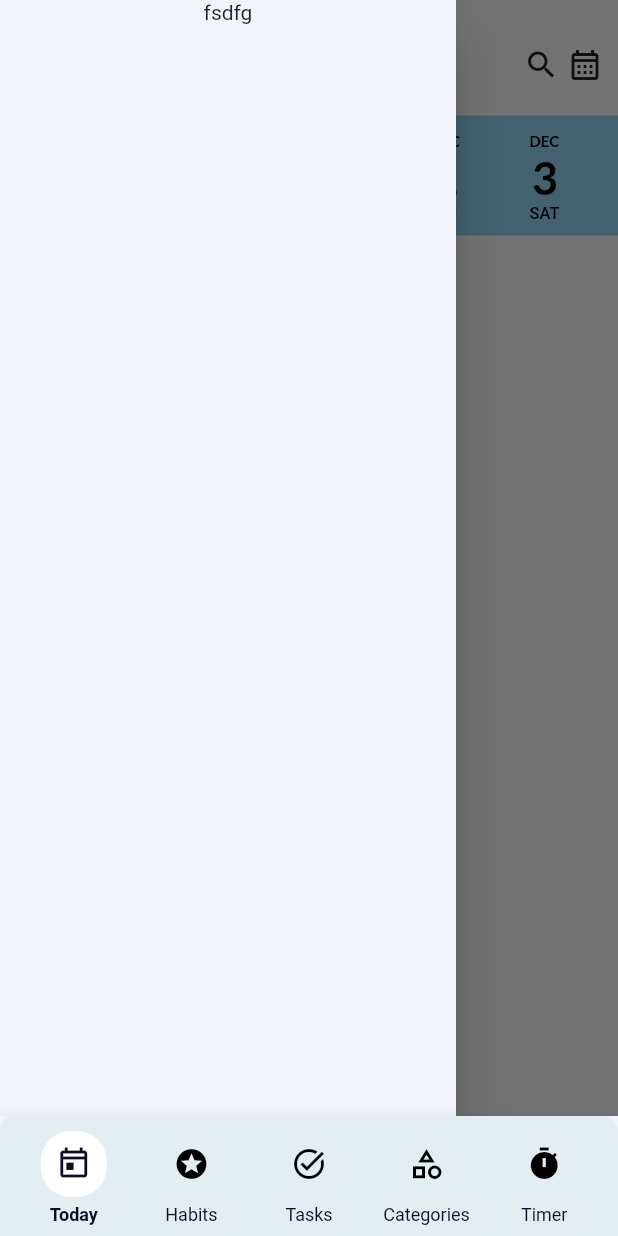
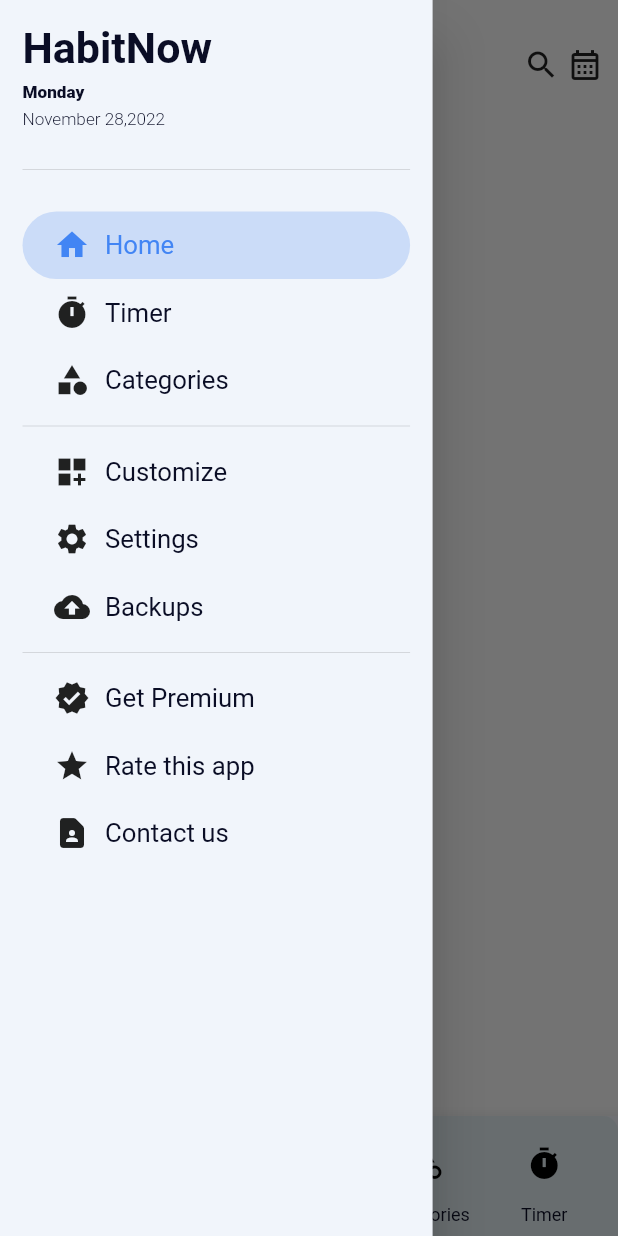
Before and after one commit to shubham0302/habit-app, a Flutter app: the MainScreen screen opened by its route, with the side drawer open, on a phone screen of 412 x 824 dp. Run offline on Flutter 3.47's test engine with Material 2 defaults, Android fonts, the phone set to English and light mode, and no system bars; drawn by our look-alikes of date_picker_timeline; our stand-ins replace get, google_fonts.

Commit message:
le drawer

```diff
--- /dev/null
+++ b/lib/screens/drawer.dart
@@ -0,0 +1,306 @@
+import 'package:flutter/material.dart';
+import 'package:habbit_app/widgets/sized_box.dart';
+import 'package:habbit_app/widgets/text_widget/heading_text.dart';
+import 'package:habbit_app/widgets/text_widget/label_text.dart';
+
+import '../widgets/text_widget/main_label_text.dart';
+
+class Drawerr extends StatelessWidget {
+  const Drawerr({Key? key}) : super(key: key);
+
+  @override
+  Widget build(BuildContext context) {
+    ThemeData color = Theme.of(context);
+
+    return Drawer(
+      width: MediaQuery.of(context).size.width * .7,
+      backgroundColor: color.backgroundColor,
+      child: Padding(
+        padding: const EdgeInsets.all(15.0),
+        child: Column(
+          crossAxisAlignment: CrossAxisAlignment.start,
+          children: [
+            const HeadingText(text: 'HabitNow'),
+            SH.small(),
+            const LabelText(text: 'Monday'),
+            SH.small(),
+            const LabelText(
+              text: 'November 28,2022',
+              isNormal: true,
+            ),
+            SH.large(),
+            const Divider(),
+            SH.large(),
+            InkWell(
+              onTap: () {},
+              customBorder: RoundedRectangleBorder(
+                borderRadius: BorderRadius.circular(21),
+              ),
+              splashColor: color.hoverColor,
+              child: Container(
+                height: 45,
+                padding: const EdgeInsets.only(left: 21),
+                alignment: Alignment.centerLeft,
+                width: double.infinity,
+                decoration: BoxDecoration(
+                    color: color.indicatorColor,
+                    borderRadius: BorderRadius.circular(25)),
+                child: Row(
+                  children: [
+                    Icon(
+                      Icons.home,
+                      color: color.hoverColor,
+                    ),
+                    SW.medium(),
+                    MainLabelText(
+                      text: 'Home',
+                      color: color.hoverColor,
+                    ),
+                  ],
+                ),
+              ),
+            ),
+            InkWell(
+              onTap: () {},
+              customBorder: RoundedRectangleBorder(
+                borderRadius: BorderRadius.circular(21),
+              ),
+              splashColor: color.hoverColor,
+              child: Container(
+                height: 45,
+                padding: const EdgeInsets.only(left: 21),
+                alignment: Alignment.centerLeft,
+                width: double.infinity,
+                decoration: BoxDecoration(
+                    // color: color.indicatorColor,
+                    borderRadius: BorderRadius.circular(25)),
+                child: Row(
+                  children: [
+                    Icon(
+                      Icons.timer,
+                      // color: color.hoverColor,
+                    ),
+                    SW.medium(),
+                    MainLabelText(
+                      text: 'Timer',
+                      // color: color.hoverColor,
+                    ),
+                  ],
+                ),
+              ),
+            ),
+            InkWell(
+              onTap: () {},
+              customBorder: RoundedRectangleBorder(
+                borderRadius: BorderRadius.circular(21),
+              ),
+              splashColor: color.hoverColor,
+              child: Container(
+                height: 45,
+                padding: const EdgeInsets.only(left: 21),
+                alignment: Alignment.centerLeft,
+                width: double.infinity,
+                decoration: BoxDecoration(
+                    // color: color.indicatorColor,
+                    borderRadius: BorderRadius.circular(25)),
+                child: Row(
+                  children: [
+                    Icon(
+                      Icons.category,
+                      // color: color.hoverColor,
+                    ),
+                    SW.medium(),
+                    MainLabelText(
+                      text: 'Categories',
+                      // color: color.hoverColor,
+                    ),
+                  ],
+                ),
+              ),
+            ),
+            // SH.large(),
+            const Divider(),
+            // SH.large(),
+            InkWell(
+              customBorder: RoundedRectangleBorder(
+                borderRadius: BorderRadius.circular(21),
+              ),
+              splashColor: color.hoverColor,
+              onTap: () {},
+              child: Container(
+                height: 45,
+                padding: const EdgeInsets.only(left: 21),
+                alignment: Alignment.centerLeft,
+                width: double.infinity,
+                decoration: BoxDecoration(
+                    // color: color.indicatorColor,
+                    borderRadius: BorderRadius.circular(25)),
+                child: Row(
+                  children: [
+                    Icon(
+                      Icons.dashboard_customize,
+                      // color: color.hoverColor,
+                    ),
+                    SW.medium(),
+                    MainLabelText(
+                      text: 'Customize',
+                      // color: color.hoverColor,
+                    ),
+                  ],
+                ),
+              ),
+            ),
+            InkWell(
+              customBorder: RoundedRectangleBorder(
+                borderRadius: BorderRadius.circular(21),
+              ),
+              onTap: () {},
+              splashColor: color.hoverColor,
+              child: Container(
+                height: 45,
+                padding: const EdgeInsets.only(left: 21),
+                alignment: Alignment.centerLeft,
+                width: double.infinity,
+                decoration: BoxDecoration(
+                    // color: color.indicatorColor,
+                    borderRadius: BorderRadius.circular(25)),
+                child: Row(
+                  children: [
+                    Icon(
+                      Icons.settings,
+                      // color: color.hoverColor,
+                    ),
+                    SW.medium(),
+                    MainLabelText(
+                      text: 'Settings',
+                      // color: color.hoverColor,
+                    ),
+                  ],
+                ),
+              ),
+            ),
+            InkWell(
+              customBorder: RoundedRectangleBorder(
+                borderRadius: BorderRadius.circular(21),
+              ),
+              onTap: () {},
+              splashColor: color.hoverColor,
+              child: Container(
+                height: 45,
+                padding: const EdgeInsets.only(left: 21),
+                alignment: Alignment.centerLeft,
+                width: double.infinity,
+                decoration: BoxDecoration(
+                    // color: color.indicatorColor,
+                    borderRadius: BorderRadius.circular(25)),
+                child: Row(
+                  children: [
+                    Icon(
+                      Icons.backup,
+                      // color: color.hoverColor,
+                    ),
+                    SW.medium(),
+                    MainLabelText(
+                      text: 'Backups',
+                      // color: color.hoverColor,
+                    ),
+                  ],
+                ),
+              ),
+            ),
+            // SH.large(),
+            const Divider(),
+            // SH.large(),
+            InkWell(
+              customBorder: RoundedRectangleBorder(
+                borderRadius: BorderRadius.circular(21),
+              ),
+              onTap: () {},
+              splashColor: color.hoverColor,
+              child: Container(
+                height: 45,
+                padding: const EdgeInsets.only(left: 21),
+                alignment: Alignment.centerLeft,
+                width: double.infinity,
+                decoration: BoxDecoration(
+                    // color: color.indicatorColor,
+                    borderRadius: BorderRadius.circular(25)),
+                child: Row(
+                  children: [
+                    Icon(
+                      Icons.verified,
+                      // color: color.hoverColor,
+                    ),
+                    SW.medium(),
+                    MainLabelText(
+                      text: 'Get Premium',
+                      // color: color.hoverColor,
+                    ),
+                  ],
+                ),
+              ),
+            ),
+            InkWell(
+              customBorder: RoundedRectangleBorder(
+                borderRadius: BorderRadius.circular(21),
+              ),
+              onTap: () {},
+              splashColor: color.hoverColor,
+              child: Container(
+                height: 45,
+                padding: const EdgeInsets.only(left: 21),
+                alignment: Alignment.centerLeft,
+                width: double.infinity,
+                decoration: BoxDecoration(
+                    // color: color.indicatorColor,
+                    borderRadius: BorderRadius.circular(25)),
+                child: Row(
+                  children: [
+                    Icon(
+                      Icons.star,
+                      // color: color.hoverColor,
+                    ),
+                    SW.medium(),
+                    MainLabelText(
+                      text: 'Rate this app',
+                      // color: color.hoverColor,
+                    ),
+                  ],
+                ),
+              ),
+            ),
+            InkWell(
+              customBorder: RoundedRectangleBorder(
+                borderRadius: BorderRadius.circular(21),
+              ),
+              splashColor: color.hoverColor,
+              onTap: () {},
+              child: Container(
+                height: 45,
+                padding: const EdgeInsets.only(left: 21),
+                alignment: Alignment.centerLeft,
+                width: double.infinity,
+                decoration: BoxDecoration(
+                    // color: color.indicatorColor,
+                    borderRadius: BorderRadius.circular(25)),
+                child: Row(
+                  children: [
+                    Icon(
+                      Icons.contact_page_rounded,
+                      // color: color.hoverColor,
+                    ),
+                    SW.medium(),
+                    MainLabelText(
+                      text: 'Contact us',
+                      // color: color.hoverColor,
+                    ),
+                  ],
+                ),
+              ),
+            ),
+          ],
+        ),
+      ),
+    );
+  }
+}
--- a/lib/screens/home_screen.dart
+++ b/lib/screens/home_screen.dart
@@ -18,12 +18,6 @@
   Widget build(BuildContext context) {
     ThemeData color = Theme.of(context);
     return Scaffold(
-        drawer: Drawer(
-          backgroundColor: color.backgroundColor,
-          child: Column(
-            children: [Text("fsdfg")],
-          ),
-        ),
         body: SafeArea(
       child: Padding(
         padding: const EdgeInsets.all(0.0),
@@ -36,52 +30,55 @@
               children: [
                 Row(
                   children: [
-                        InkWell(
-                          onTap: () {
-                            Scaffold.of(context).openDrawer();
-                          },
-                          child: Icon(
+                    GestureDetector(
+                      onTap: () => Scaffold.of(context).openDrawer(),
+                      // print('asd');
+
+                      child: const Icon(
                         Icons.format_list_bulleted_outlined,
                         color: Colors.black,
                       ),
                     ),
                     SW.small(),
-                        TitleText(text: "Today")
+                    const TitleText(text: "Today")
                   ],
                 ),
-                    Row(
+                GestureDetector(
+                  onTap: (() => Scaffold.of(context).openDrawer()),
+                  child: Row(
                     mainAxisAlignment: MainAxisAlignment.spaceBetween,
                     children: [
                       const Icon(Icons.search),
                       SW.small(),
                       const Icon(Icons.calendar_month_outlined)
                     ],
+                  ),
                 )
               ],
             ),
           ),
           SH.medium(),
-              Container(
-                color: Color.fromARGB(255, 146, 212, 243),
-                child: DatePicker(
-                  DateTime.now(),
-                  height: 80,
-                  width: 60,
-                  initialSelectedDate: DateTime.now(),
-                  selectionColor: Colors.blue,
-                  selectedTextColor: Colors.white,
-                  dateTextStyle: GoogleFonts.lato(
-                      textStyle: TextStyle(
-                          fontSize: 30,
-                          fontWeight: FontWeight.w600,
-                          color: Colors.black)),
-                  monthTextStyle: GoogleFonts.lato(
-                      textStyle: TextStyle(
-                          fontSize: 10,
-                          fontWeight: FontWeight.w600,
-                          color: Colors.black)),
-                ),
-              )
+          // Container(
+          //   color: Color.fromARGB(255, 146, 212, 243),
+          //   child: DatePicker(
+          //     DateTime.now(),
+          //     height: 80,
+          //     width: 60,
+          //     initialSelectedDate: DateTime.now(),
+          //     selectionColor: Colors.blue,
+          //     selectedTextColor: Colors.white,
+          //     dateTextStyle: GoogleFonts.lato(
+          //         textStyle: TextStyle(
+          //             fontSize: 30,
+          //             fontWeight: FontWeight.w600,
+          //             color: Colors.black)),
+          //     monthTextStyle: GoogleFonts.lato(
+          //         textStyle: TextStyle(
+          //             fontSize: 10,
+          //             fontWeight: FontWeight.w600,
+          //             color: Colors.black)),
+          //   ),
+          // )
         ]),
       ),
     ));
--- a/lib/screens/main_screen.dart
+++ b/lib/screens/main_screen.dart
@@ -4,6 +4,7 @@
 import 'package:habbit_app/screens/home_screen.dart';
 
 import '../widgets/bottomNavBar.dart';
+import 'drawer.dart';
 
 class MainScreen extends StatelessWidget {
   HomePageController controller =
@@ -11,7 +12,11 @@
   MainScreen({Key? key}) : super(key: key);
   @override
   Widget build(BuildContext context) {
-    return Scaffold(
+    ThemeData color = Theme.of(context);
+
+    return SafeArea(
+      child: Scaffold(
+        drawer: Drawerr(),
         body: Obx(() => IndexedStack(
               index: controller.tabIndex.value,
               children: [
@@ -23,6 +28,7 @@
               ],
             )),
         bottomNavigationBar: buildBottomNavigationMenu(context, 0, controller),
+      ),
     );
   }
 }
--- a/lib/widgets/text_widget/label_text.dart
+++ b/lib/widgets/text_widget/label_text.dart
@@ -29,7 +29,7 @@
               ? ThemeConfig.secondaryColor
               : ThemeConfig.mainTextColor,
       size: ThemeConfig.labelSize,
-      weight: isNormal == true ? FontWeight.w100 : FontWeight.w800,
+      weight: isNormal == true ? FontWeight.w300 : FontWeight.w800,
       alignment: alignment,
       isDotDot: isDotDot == true ? true : false,
     );
--- a/lib/widgets/text_widget/main_label_text.dart
+++ b/lib/widgets/text_widget/main_label_text.dart
@@ -4,6 +4,7 @@
 
 class MainLabelText extends StatelessWidget {
   final String text;
+  final Color? color;
   final bool? isWhite;
   final bool? isBold;
   final bool? isDotDot;
@@ -15,15 +16,15 @@
       this.alignment,
       this.isWhite,
       this.isBold,
-      this.isDotDot})
+      this.isDotDot,
+      this.color})
       : super(key: key);
 
   @override
   Widget build(BuildContext context) {
     return TextSizeResponsive(
       string: text,
-      color:
-          isWhite == true ? ThemeConfig.whiteColor : ThemeConfig.mainTextColor,
+      color: color ?? ThemeConfig.mainTextColor,
       size: ThemeConfig.mainLabelSize,
       weight: isBold == true ? FontWeight.bold : FontWeight.normal,
       alignment: alignment,
```
Lines whose indentation alone changed are shown as unchanged.
